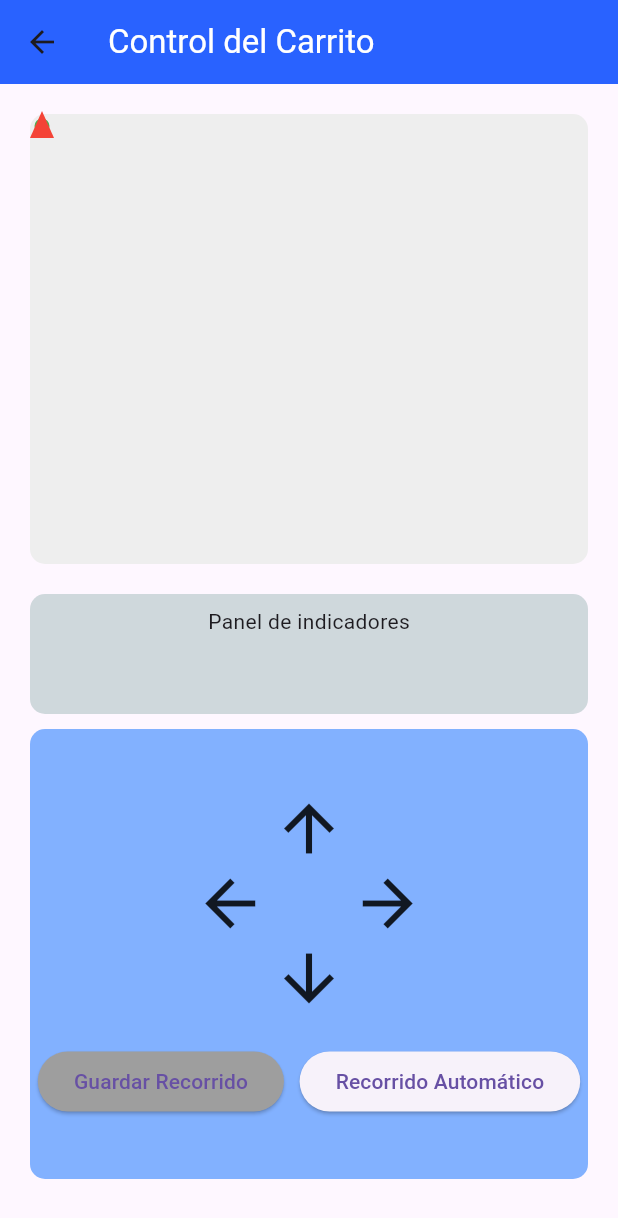
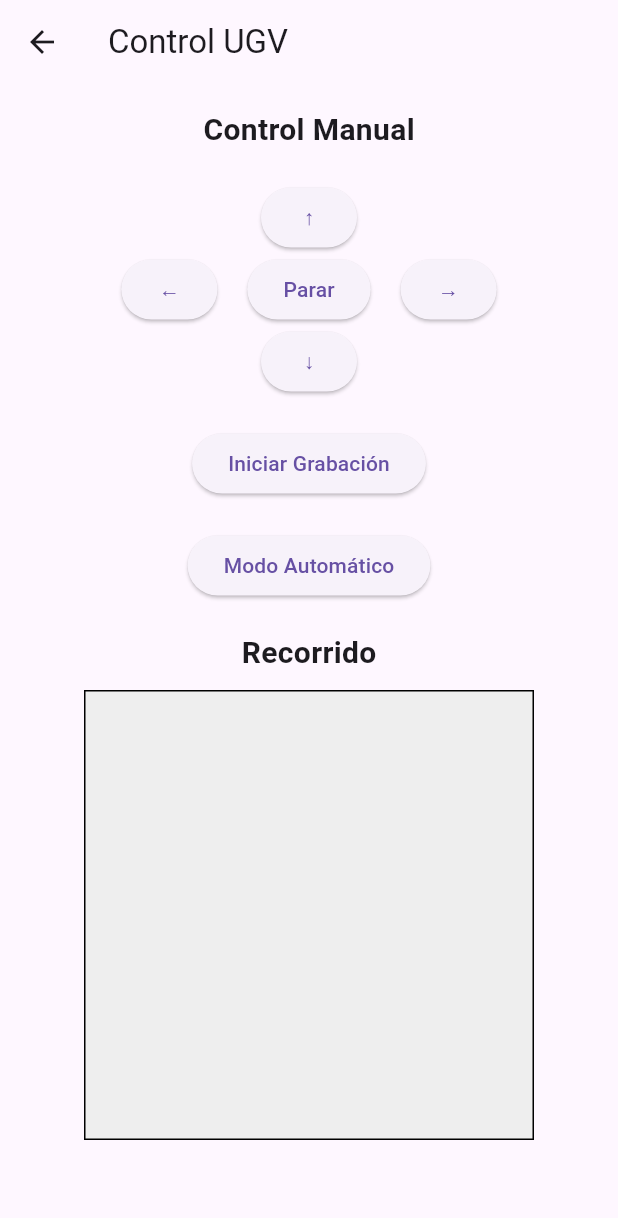
Before and after one commit to moises664/Tanari-App, a Flutter app: the ModoUgv screen opened directly, on a phone screen of 412 x 824 dp. Shown: the top 1218 px of the screen. Run offline on Flutter 3.47's test engine with Material 3 defaults, Android fonts, the light colour scheme and no system bars; our stand-ins replace device_info_plus, flutter_blue_plus, font_awesome_flutter, get, logger, permission_handler.

```diff
--- a/lib/src/screens/menu/modos_operacion/modo_ugv.dart
+++ b/lib/src/screens/menu/modos_operacion/modo_ugv.dart
@@ -1,3 +1,4 @@
+import 'dart:async';
 import 'package:flutter/material.dart';
 import 'package:get/get.dart';
 import 'package:tanari_app/src/controllers/bluetooth/ble.controller.dart';
@@ -14,236 +15,263 @@ class _ModoUgvState extends State<ModoUgv> {
   List<Offset> recorridoPoints = [Offset(0, 0)];
   Offset currentPosition = Offset(0, 0);
   double stepSize = 20.0;
-  bool isGuardandoRecorrido = false;
-
-  // Identificador del dispositivo UGV (deberías obtenerlo al conectar)
   String? ugvDeviceId;
+  // Timer para el envío continuo de comandos
+  Timer? _movementTimer;
+  String _currentCommand = BleController.stop; // Inicializa con 'S' para parado
+  final RxBool _isRecording = false.obs;
 
   @override
   void initState() {
     super.initState();
-    // Simulación de la obtención del ID del UGV al conectar
-    // En una implementación real, esto se haría en el BleController y se pasaría aquí.
+    _initUgvDeviceId();
+    _bindRecordingState();
+  }
+
+  void _bindRecordingState() {
+    // Vincula la variable local _isRecording con el valor de isRecording en el BleController
+    ever(bleController.isRecording, (recording) {
+      _isRecording.value = recording;
+    });
+  }
+
+  void _initUgvDeviceId() {
     if (bleController.connectedDevices.isNotEmpty) {
       ugvDeviceId = bleController.connectedDevices.keys.firstWhere(
         (key) =>
-            bleController.connectedCharacteristics[key]?.uuid
-                .toString()
-                .toLowerCase() ==
+            bleController.connectedCharacteristics[key]?.uuid.toString() ==
             BleController.characteristicUuidUGV,
-        orElse: () => '', // Retorna un String vacío en lugar de null
+        orElse: () => '',
       );
     }
-    // Escuchar cambios en los dispositivos conectados para obtener el ID del UGV si aún no se tiene
+
     ever(bleController.connectedDevices, (devices) {
       if (ugvDeviceId == null && devices.isNotEmpty) {
         ugvDeviceId = devices.keys.firstWhere(
           (key) =>
-              bleController.connectedCharacteristics[key]?.uuid
-                  .toString()
-                  .toLowerCase() ==
+              bleController.connectedCharacteristics[key]?.uuid.toString() ==
               BleController.characteristicUuidUGV,
-          orElse: () => '', // Retorna un String vacío en lugar de null
+          orElse: () => '',
         );
       }
     });
+  }
+
+  void _startMovement(String command) {
+    _currentCommand = command; // Actualiza el comando actual
+    _sendMovementCommand();
+    // Cancela el timer anterior si existe
+    _movementTimer?.cancel();
+    // Inicia un timer para enviar el comando continuamente cada 100ms
+    _movementTimer = Timer.periodic(const Duration(milliseconds: 100), (_) {
+      _sendMovementCommand();
+    });
+  }
+
+  void _stopMovement() {
+    _currentCommand =
+        BleController.stop; // Establece el comando a 'S' para parar
+    _sendMovementCommand();
+    _movementTimer?.cancel();
+  }
+
+  void _sendMovementCommand() {
+    if (ugvDeviceId != null && bleController.isDeviceConnected(ugvDeviceId!)) {
+      bleController.sendData(ugvDeviceId!, _currentCommand);
+      if (_isRecording.value &&
+          _currentCommand != BleController.stop &&
+          _currentCommand != BleController.startRecording &&
+          _currentCommand != BleController.stopRecording &&
+          _currentCommand != BleController.startAutoMode) {
+        _updatePosition(_currentCommand);
+      }
+    } else {
+      Get.snackbar("Advertencia", "No se ha conectado al UGV.");
+    }
   }
 
   void _updatePosition(String direction) {
     setState(() {
       Offset lastPosition = recorridoPoints.last;
       switch (direction) {
-        case 'F':
+        case BleController.moveForward:
           currentPosition = Offset(lastPosition.dx, lastPosition.dy - stepSize);
           break;
-        case 'B':
+        case BleController.moveBack:
           currentPosition = Offset(lastPosition.dx, lastPosition.dy + stepSize);
           break;
-        case 'L':
+        case BleController.moveLeft:
           currentPosition = Offset(lastPosition.dx - stepSize, lastPosition.dy);
           break;
-        case 'R':
+        case BleController.moveRight:
           currentPosition = Offset(lastPosition.dx + stepSize, lastPosition.dy);
           break;
+        default:
+          return;
       }
-      recorridoPoints.add(currentPosition);
+      recorridoPoints = List.from(recorridoPoints)..add(currentPosition);
     });
   }
 
-  void _enviarComando(String comando) {
-    if (ugvDeviceId != null && bleController.isDeviceConnected(ugvDeviceId!)) {
-      bleController.sendData(ugvDeviceId!, comando);
-      if (isGuardandoRecorrido &&
-          comando != 'S' &&
-          comando != 'G' &&
-          comando != 'N' &&
-          comando != 'A') {
-        _updatePosition(comando);
-      }
+  void _toggleRecording() {
+    if (ugvDeviceId != null) {
+      bleController.toggleRecording(ugvDeviceId!);
     } else {
-      Get.snackbar("Advertencia", "No se ha conectado al UGV.");
+      Get.snackbar("Advertencia", "No hay UGV conectado para grabar.");
     }
   }
 
-  void _toggleGuardarRecorrido() {
-    setState(() {
-      isGuardandoRecorrido = !isGuardandoRecorrido;
-      _enviarComando(isGuardandoRecorrido ? 'G' : 'N');
-    });
+  void _startAutomaticMode() {
+    if (ugvDeviceId != null) {
+      bleController.startAutomaticMode(ugvDeviceId!);
+    } else {
+      Get.snackbar("Advertencia", "No hay UGV conectado para modo automático.");
+    }
   }
 
-  void _enviarAutomatico() {
-    _enviarComando('A');
+  @override
+  void dispose() {
+    _movementTimer?.cancel();
+    super.dispose();
   }
 
   @override
   Widget build(BuildContext context) {
     return Scaffold(
       appBar: AppBar(
-        title:
-            Text("Control del Carrito", style: TextStyle(color: Colors.white)),
-        backgroundColor: Colors.blueAccent.shade700,
+        title: const Text('Control UGV'),
       ),
-      body: Column(
-        children: [
-          // Mapa del recorrido.
-          Container(
-            margin: EdgeInsets.all(20),
-            height: 300,
-            width: double.infinity,
-            decoration: BoxDecoration(
-                color: Colors.grey.shade200,
-                borderRadius: BorderRadius.circular(10)),
-            child: Padding(
-              padding: const EdgeInsets.all(8.0),
-              child: CustomPaint(
-                painter: RecorridoPainter(recorridoPoints, currentPosition),
-                size: Size.infinite,
+      body: Padding(
+        padding: const EdgeInsets.all(16.0),
+        child: Column(
+          crossAxisAlignment: CrossAxisAlignment.center,
+          children: <Widget>[
+            const Text(
+              'Control Manual',
+              style: TextStyle(fontSize: 20, fontWeight: FontWeight.bold),
             ),
-            ),
-          ),
-          // Indicadores
-          Container(
-            margin: EdgeInsets.only(left: 20, right: 20, bottom: 10),
-            height: 80,
-            width: double.infinity,
-            decoration: BoxDecoration(
-                color: Colors.blueGrey.shade100,
-                borderRadius: BorderRadius.circular(10)),
-            child: Padding(
-              padding: const EdgeInsets.all(8.0),
-              child: Column(
-                children: [
-                  Text('Panel de indicadores'),
-                  Row(),
-                ],
-              ),
-            ),
-          ),
-          // Control
-          Container(
-            height: 300,
-            margin: EdgeInsets.only(left: 20, right: 20, bottom: 10),
-            decoration: BoxDecoration(
-                color: Colors.blueAccent.shade100,
-                borderRadius: BorderRadius.circular(10)),
-            child: Center(
-              child: Column(
+            const SizedBox(height: 20),
+            // Controles de movimiento
+            Row(
               mainAxisAlignment: MainAxisAlignment.center,
               children: [
                 GestureDetector(
-                    onTapDown: (_) => _enviarComando('F'),
-                    onTapUp: (_) => _enviarComando('S'),
-                    onTapCancel: () => _enviarComando('S'),
-                    child: Icon(Icons.arrow_upward, size: 50),
+                  onTapDown: (_) => _startMovement(BleController.moveForward),
+                  onTapUp: (_) => _stopMovement(),
+                  onTapCancel: () => _stopMovement(),
+                  child: ElevatedButton(
+                    onPressed: () {},
+                    child: const Text('↑'),
+                  ),
+                ),
+              ],
             ),
             Row(
               mainAxisAlignment: MainAxisAlignment.center,
               children: [
                 GestureDetector(
-                        onTapDown: (_) => _enviarComando('L'),
-                        onTapUp: (_) => _enviarComando('S'),
-                        onTapCancel: () => _enviarComando('S'),
-                        child: Icon(Icons.arrow_back, size: 50),
+                  onTapDown: (_) => _startMovement(BleController.moveLeft),
+                  onTapUp: (_) => _stopMovement(),
+                  onTapCancel: () => _stopMovement(),
+                  child: ElevatedButton(
+                    onPressed: () {},
+                    child: const Text('←'),
                   ),
-                      SizedBox(width: 55),
+                ),
+                const SizedBox(width: 20),
+                ElevatedButton(
+                  onPressed: () => _stopMovement(),
+                  child: const Text('Parar'),
+                ),
+                const SizedBox(width: 20),
                 GestureDetector(
-                        onTapDown: (_) => _enviarComando('R'),
-                        onTapUp: (_) => _enviarComando('S'),
-                        onTapCancel: () => _enviarComando('S'),
-                        child: Icon(Icons.arrow_forward, size: 50),
+                  onTapDown: (_) => _startMovement(BleController.moveRight),
+                  onTapUp: (_) => _stopMovement(),
+                  onTapCancel: () => _stopMovement(),
+                  child: ElevatedButton(
+                    onPressed: () {},
+                    child: const Text('→'),
+                  ),
                 ),
               ],
             ),
+            Row(
+              mainAxisAlignment: MainAxisAlignment.center,
+              children: [
                 GestureDetector(
-                    onTapDown: (_) => _enviarComando('B'),
-                    onTapUp: (_) => _enviarComando('S'),
-                    onTapCancel: () => _enviarComando('S'),
-                    child: Icon(Icons.arrow_downward, size: 50),
+                  onTapDown: (_) => _startMovement(BleController.moveBack),
+                  onTapUp: (_) => _stopMovement(),
+                  onTapCancel: () => _stopMovement(),
+                  child: ElevatedButton(
+                    onPressed: () {},
+                    child: const Text('↓'),
                   ),
-                  SizedBox(height: 20),
-                  Row(
-                    mainAxisAlignment: MainAxisAlignment.spaceAround,
-                    children: [
-                      ElevatedButton(
-                        onPressed: _toggleGuardarRecorrido,
-                        style: ElevatedButton.styleFrom(
-                          backgroundColor:
-                              isGuardandoRecorrido ? Colors.red : Colors.grey,
-                        ),
-                        child: Text(isGuardandoRecorrido
-                            ? 'Detener Guardado'
-                            : 'Guardar Recorrido'),
-                      ),
-                      ElevatedButton(
-                        onPressed: _enviarAutomatico,
-                        child: Text('Recorrido Automático'),
                 ),
               ],
             ),
-                ],
+            const SizedBox(height: 20),
+            ElevatedButton(
+              onPressed: _toggleRecording,
+              child: Obx(() => Text(_isRecording.value
+                  ? 'Detener Grabación'
+                  : 'Iniciar Grabación')),
             ),
+            const SizedBox(height: 20),
+            ElevatedButton(
+              onPressed: _startAutomaticMode,
+              child: const Text('Modo Automático'),
+            ),
+            const SizedBox(height: 20),
+            // Visualización del recorrido
+            const Text(
+              'Recorrido',
+              style: TextStyle(fontSize: 20, fontWeight: FontWeight.bold),
+            ),
+            Container(
+              margin: const EdgeInsets.symmetric(vertical: 10),
+              width: 300,
+              height: 300,
+              decoration: BoxDecoration(
+                border: Border.all(color: Colors.black),
+                color: Colors.grey[200],
+              ),
+              child: CustomPaint(
+                painter: TrayectoriaPainter(recorridoPoints),
+                size: Size.infinite,
               ),
             ),
           ],
+        ),
       ),
     );
   }
 }
 
-class RecorridoPainter extends CustomPainter {
+class TrayectoriaPainter extends CustomPainter {
   final List<Offset> points;
-  final Offset currentPos;
 
-  RecorridoPainter(this.points, this.currentPos);
+  TrayectoriaPainter(this.points);
 
   @override
   void paint(Canvas canvas, Size size) {
-    var paint = Paint()
+    final paint = Paint()
       ..color = Colors.blue
-      ..strokeWidth = 2
+      ..strokeWidth = 3
       ..strokeCap = StrokeCap.round;
 
-    // Dibujar el recorrido
+    if (points.isNotEmpty) {
       for (int i = 0; i < points.length - 1; i++) {
-      canvas.drawLine(points[i], points[i + 1], paint);
+        canvas.drawLine(
+          Offset(points[i].dx + 150, points[i].dy + 150),
+          Offset(points[i + 1].dx + 150, points[i + 1].dy + 150),
+          paint,
+        );
       }
-
-    // Dibujar el punto de inicio
-    canvas.drawCircle(points.first, 5, Paint()..color = Colors.green);
-
-    // Dibujar la posición actual del carrito
-    var carPaint = Paint()..color = Colors.red;
-    Path path = Path();
-    path.moveTo(currentPos.dx, currentPos.dy - 10); // Parte superior
-    path.lineTo(currentPos.dx + 8, currentPos.dy + 8); // Derecha
-    path.lineTo(currentPos.dx - 8, currentPos.dy + 8); // Izquierda
-    path.close();
-    canvas.drawPath(path, carPaint);
+    }
   }
 
   @override
-  bool shouldRepaint(covariant CustomPainter oldDelegate) {
+  bool shouldRepaint(CustomPainter oldDelegate) {
     return true;
   }
 }
```
Lines whose indentation alone changed are shown as unchanged.
